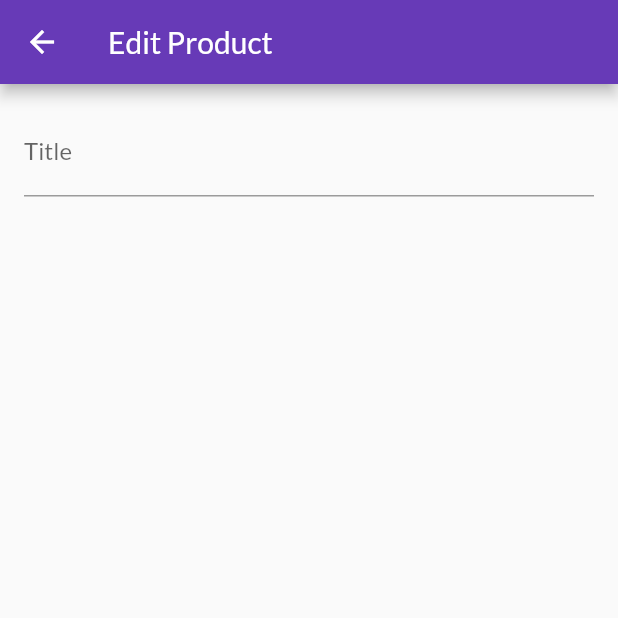
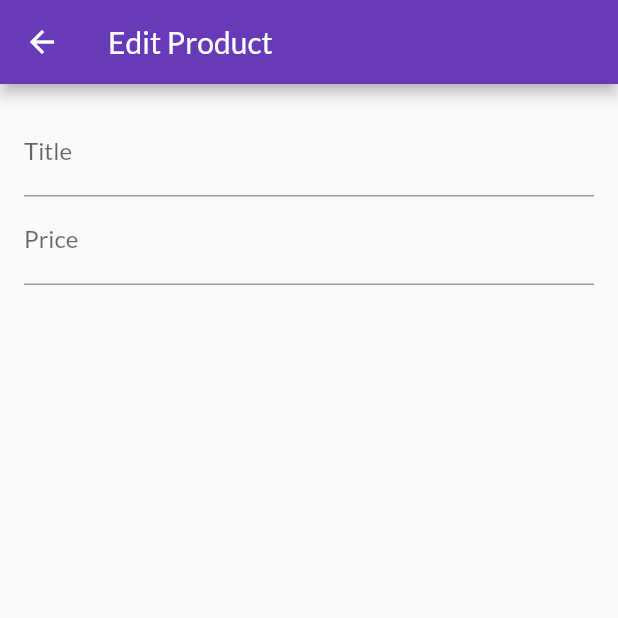
Before and after one commit to Miroj-chamling/Shopping_App, a Flutter app: the EditProductScreen screen opened by its route, on a phone screen of 412 x 824 dp, the top half of it. Run offline on Flutter 3.47's test engine with Material 2 defaults, Android fonts, the phone set to English and light mode, and no system bars; network calls fail.

Commit message:
Initial Commit

```diff
--- a/shopping_app/lib/screens/edit_product_screen.dart
+++ b/shopping_app/lib/screens/edit_product_screen.dart
@@ -7,6 +7,7 @@ class EditProductScreen extends StatefulWidget {
 }
 
 class _EditProductScreenState extends State<EditProductScreen> {
+  final _priceFocusNode = FocusNode();
   @override
   Widget build(BuildContext context) {
     return Scaffold(
@@ -23,6 +24,15 @@ class _EditProductScreenState extends State<EditProductScreen> {
               TextFormField(
                 decoration: InputDecoration(labelText: 'Title'),
                 textInputAction: TextInputAction.next,
+                onFieldSubmitted: (_) =>
+                    FocusScope.of(context).requestFocus(_priceFocusNode),
+              ),
+              TextFormField(
+                decoration: InputDecoration(labelText: 'Price'),
+                textInputAction: TextInputAction.next,
+                keyboardType: TextInputType.number,
+                keyboardAppearance: Brightness.light,
+                focusNode: _priceFocusNode,
               ),
             ],
           ),
```
